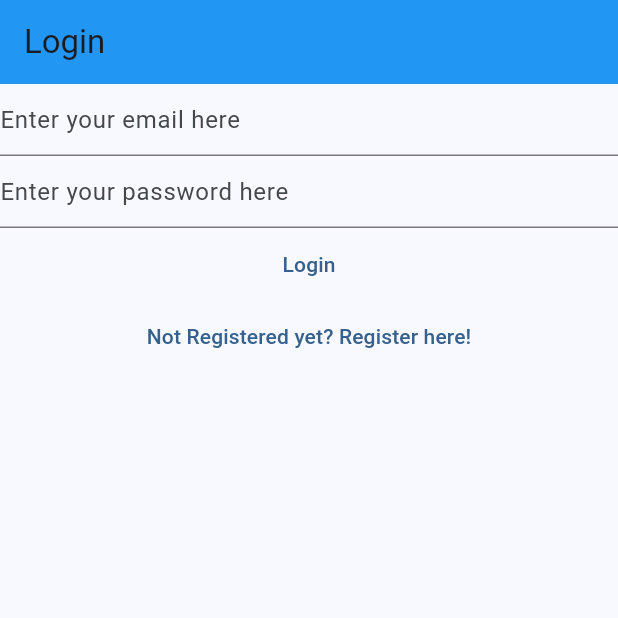
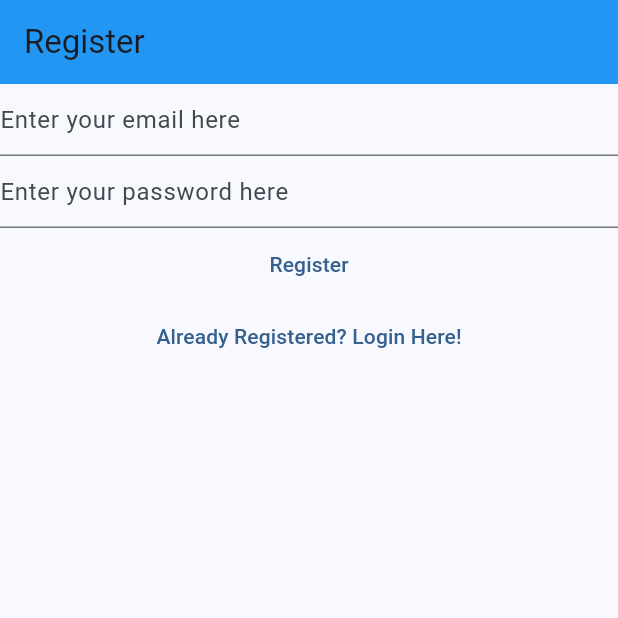
Before and after one commit to macanudo527/my-notes-app, a Flutter app: the screen it shows after launch, after a tap on "Not Registered yet? Register here!", on a phone screen of 412 x 824 dp, the top half of it. Run offline on Flutter 3.47's test engine with Material 3 defaults, Android fonts, the phone set to English and light mode, and no system bars; our stand-ins replace firebase_auth, firebase_core; accounts and stored records are empty; network calls fail.

Commit message:
Finish Step 5

```diff
--- /dev/null
+++ b/lib/constants/routes.dart
@@ -0,0 +1,3 @@
+const loginRoute = '/login/';
+const registerRoute = '/register/';
+const notesRoute = '/notes/';
--- a/lib/main.dart
+++ b/lib/main.dart
@@ -1,6 +1,7 @@
 import 'package:firebase_auth/firebase_auth.dart';
 import 'package:firebase_core/firebase_core.dart';
 import 'package:flutter/material.dart';
+import 'package:mynotes/constants/routes.dart';
 import 'package:mynotes/firebase_options.dart';
 import 'package:mynotes/views/login_view.dart';
 import 'package:mynotes/views/register_view.dart';
@@ -20,9 +21,9 @@ void main() {
     ),
     home: const HomePage(),
     routes: {
-      '/login/': (context) => const LoginView(),
-      '/notes/': (context) => const NotesView(),
-      '/register/': (context) => const RegisterView()
+      loginRoute: (context) => const LoginView(),
+      notesRoute: (context) => const NotesView(),
+      registerRoute: (context) => const RegisterView()
     }
   ));
 }
@@ -82,7 +83,7 @@ class _NotesViewState extends State<NotesView> {
                     if (value) {
                       FirebaseAuth.instance.signOut();
                       Navigator.of(context).pushNamedAndRemoveUntil(
-                        '/login',
+                        loginRoute,
                         (_) => false
                       );
                     }
--- a/lib/views/login_view.dart
+++ b/lib/views/login_view.dart
@@ -1,6 +1,8 @@
 import 'package:firebase_auth/firebase_auth.dart';
 import 'package:flutter/material.dart';
 import 'dart:developer' as devtools show log;
+
+import 'package:mynotes/constants/routes.dart';
 
 class LoginView extends StatefulWidget {
   const LoginView({super.key});
@@ -61,7 +63,7 @@ class _LoginViewState extends State<LoginView> {
                   password: password,
                 );
                 Navigator.of(context).pushNamedAndRemoveUntil(
-                  '/notes/',
+                  notesRoute,
                   (routes) => false,
                 );
               } on FirebaseAuthException catch (e) {
@@ -77,7 +79,7 @@ class _LoginViewState extends State<LoginView> {
           TextButton(
             onPressed: () {
               Navigator.of(context).pushNamedAndRemoveUntil(
-                '/register',
+                registerRoute,
                 (route) => false,
               );
             },
--- a/lib/views/register_view.dart
+++ b/lib/views/register_view.dart
@@ -3,6 +3,8 @@
 import 'package:firebase_auth/firebase_auth.dart';
 import 'package:flutter/material.dart';
 import 'dart:developer' as devtools show log;
+
+import 'package:mynotes/constants/routes.dart';
 
 class RegisterView extends StatefulWidget {
   const RegisterView({super.key});
@@ -77,7 +79,7 @@ class _RegisterViewState extends State<RegisterView> {
           TextButton(
             onPressed: () {
               Navigator.of(context).pushNamedAndRemoveUntil(
-                '/login',
+                loginRoute,
                 (route) => false,
               );
             },
```
